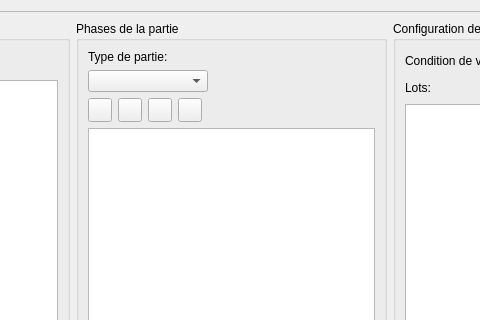
First picture: the form in sources/gui/ui/ConfigGameRounds.ui, repository Silmaen/EvenementLoto, before the edit; both pictures show x 261 to 741 and y 0 to 320 of the 985 by 640 pixel window.
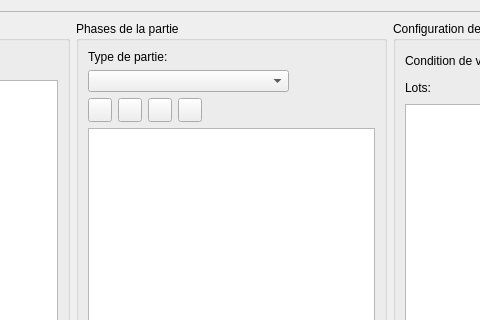
Second picture: the form after the edit. Icons and pictures are not drawn.

Diff of the .ui file:
```diff
--- a/sources/gui/ui/ConfigGameRounds.ui
+++ b/sources/gui/ui/ConfigGameRounds.ui
@@ -195,19 +195,6 @@
                                             </property>
                                         </widget>
                                     </item>
-                                    <item row="1" column="5">
-                                        <spacer name="horizontalSpacer_7">
-                                            <property name="orientation">
-                                                <enum>Qt::Horizontal</enum>
-                                            </property>
-                                            <property name="sizeHint" stdset="0">
-                                                <size>
-                                                    <width>150</width>
-                                                    <height>20</height>
-                                                </size>
-                                            </property>
-                                        </spacer>
-                                    </item>
                                     <item row="2" column="0">
                                         <widget class="QPushButton" name="btnAddSubRound">
                                             <property name="minimumSize">
```
Left out of the diff: 2 changed lines with no effect on the pictures.
